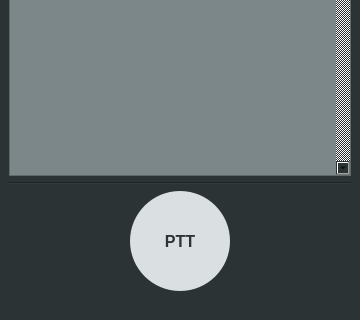
The window that audio_multicast/mainwindow.ui (fquad/AudioMulticast) describes before a commit, drawn with Qt 5; both pictures show x 0 to 360 and y 380 to 700 of the 360 by 700 pixel window.
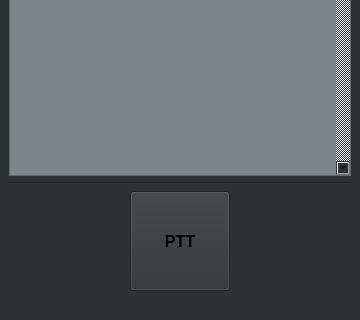
The same window after the commit.

Patch:
```diff
--- a/audio_multicast/mainwindow.ui
+++ b/audio_multicast/mainwindow.ui
@@ -517,10 +517,7 @@
          </font>
         </property>
         <property name="styleSheet">
-         <string notr="true">border-radius: 50px;
-border-style: outset;
-background-color: rgb(218, 224, 226);
-color: rgb(44, 51, 53);</string>
+         <string notr="true"/>
         </property>
         <property name="text">
          <string>PTT</string>
```
